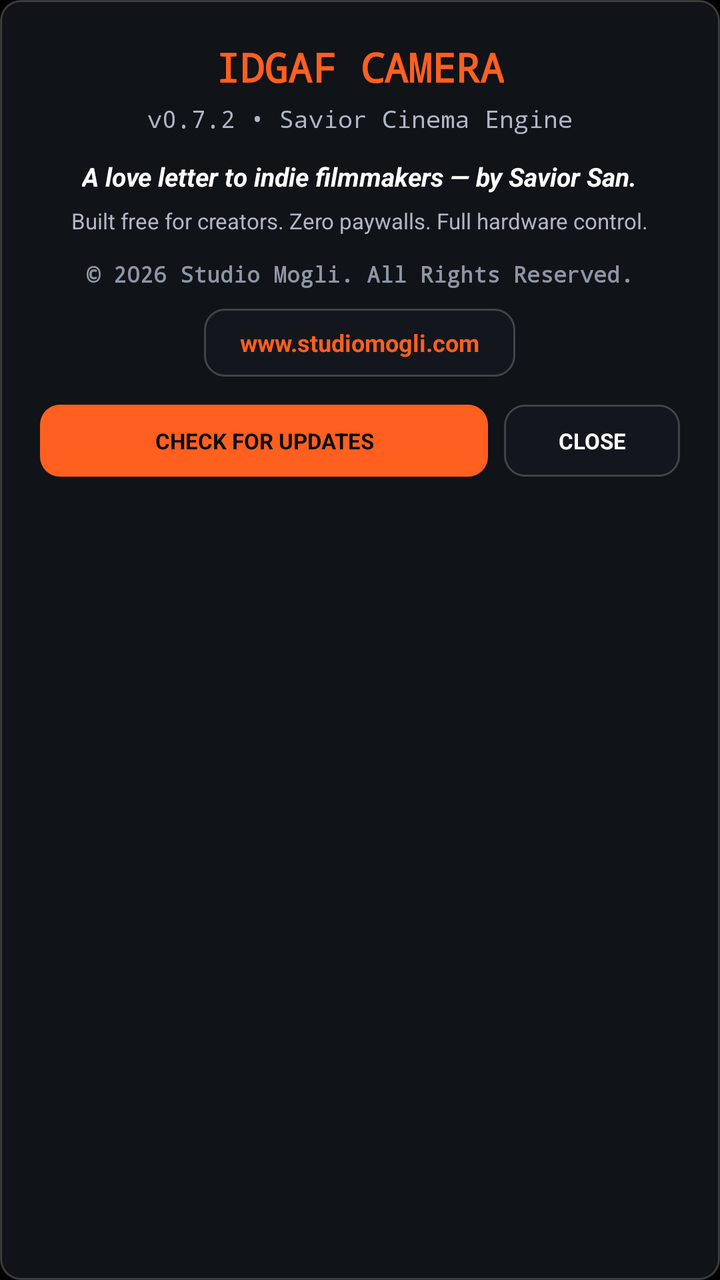
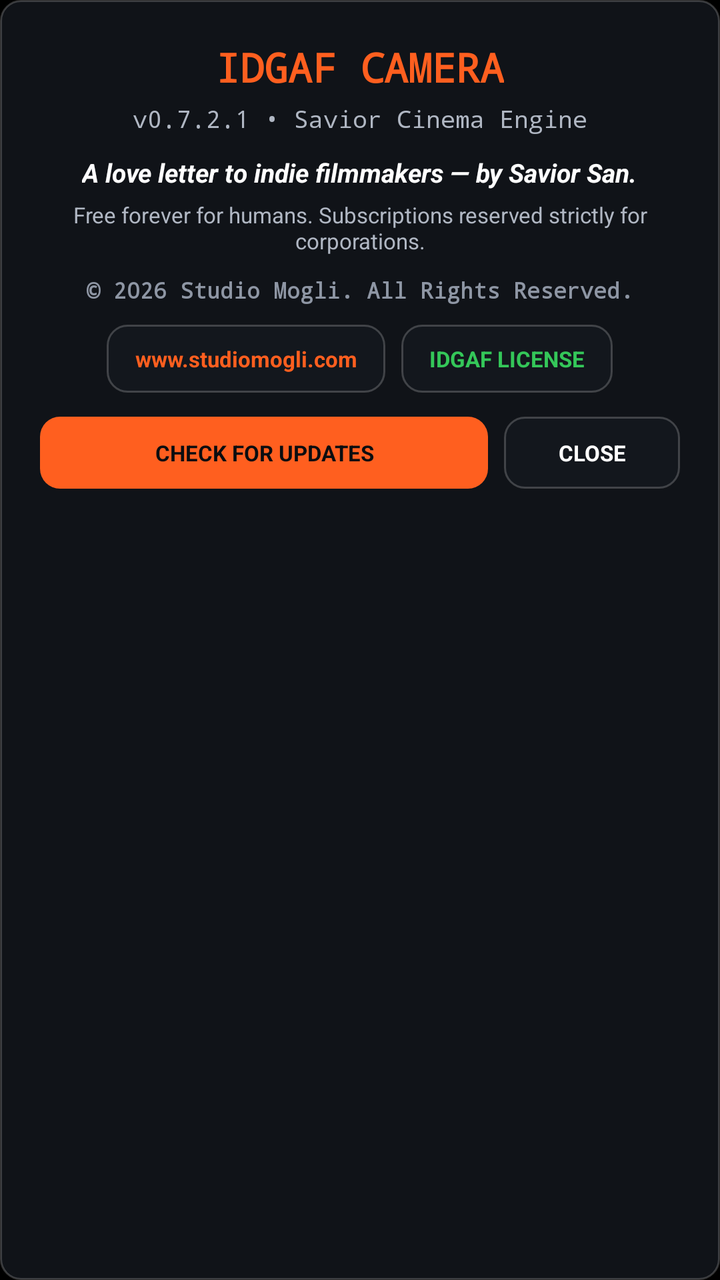

The first picture is an Android layout as it rendered before a commit; the second is the same layout after the commit. The layout source and the unified diff follow.
<!-- AndroidManifest.xml: application theme Theme.IdgafCamera -->
<!-- res/layout/dialog_credits.xml -->
<?xml version="1.0" encoding="utf-8"?>
<LinearLayout xmlns:android="http://schemas.android.com/apk/res/android"
    android:layout_width="match_parent"
    android:layout_height="wrap_content"
    android:background="@drawable/bg_hud_pill"
    android:gravity="center_horizontal"
    android:orientation="vertical"
    android:padding="20dp">

    <TextView
        android:layout_width="wrap_content"
        android:layout_height="wrap_content"
        android:fontFamily="monospace"
        android:text="IDGAF CAMERA"
        android:textColor="#FF5F1F"
        android:textSize="20sp"
        android:textStyle="bold" />

    <TextView
        android:id="@+id/txtCreditsVersion"
        android:layout_width="wrap_content"
        android:layout_height="wrap_content"
        android:layout_marginTop="4dp"
        android:fontFamily="monospace"
        android:text="v0.7.2 • Savior Cinema Engine"
        android:textColor="#B0B7C3"
        android:textSize="12sp" />

    <TextView
        android:layout_width="wrap_content"
        android:layout_height="wrap_content"
        android:layout_marginTop="12dp"
        android:gravity="center"
        android:text="A love letter to indie filmmakers — by Savior San."
        android:textColor="#FFFFFF"
        android:textSize="13sp"
        android:textStyle="bold|italic" />

    <TextView
        android:layout_width="wrap_content"
        android:layout_height="wrap_content"
        android:layout_marginTop="6dp"
        android:gravity="center"
        android:text="Built free for creators. Zero paywalls. Full hardware control."
        android:textColor="#B0B7C3"
        android:textSize="11sp" />

    <TextView
        android:layout_width="wrap_content"
        android:layout_height="wrap_content"
        android:layout_marginTop="12dp"
        android:fontFamily="monospace"
        android:text="© 2026 Studio Mogli. All Rights Reserved."
        android:textColor="#8E96A4"
        android:textSize="11sp"
        android:textStyle="bold" />

    <TextView
        android:id="@+id/btnCreditsWebsite"
        android:layout_width="wrap_content"
        android:layout_height="34dp"
        android:layout_marginTop="10dp"
        android:background="@drawable/bg_hud_pill"
        android:gravity="center"
        android:paddingStart="18dp"
        android:paddingEnd="18dp"
        android:text="www.studiomogli.com"
        android:textColor="#FF5F1F"
        android:textSize="12sp"
        android:textStyle="bold" />

    <LinearLayout
        android:layout_width="match_parent"
        android:layout_height="wrap_content"
        android:layout_marginTop="14dp"
        android:gravity="center"
        android:orientation="horizontal">

        <TextView
            android:id="@+id/btnCreditsCheckUpdate"
            android:layout_width="0dp"
            android:layout_height="36dp"
            android:layout_marginEnd="8dp"
            android:layout_weight="1"
            android:background="@drawable/bg_lens_active"
            android:gravity="center"
            android:text="CHECK FOR UPDATES"
            android:textColor="#0B0D10"
            android:textSize="11sp"
            android:textStyle="bold" />

        <TextView
            android:id="@+id/btnCreditsClose"
            android:layout_width="88dp"
            android:layout_height="36dp"
            android:background="@drawable/bg_hud_pill"
            android:gravity="center"
            android:text="CLOSE"
            android:textColor="#FFFFFF"
            android:textSize="11sp"
            android:textStyle="bold" />
    </LinearLayout>

</LinearLayout>
<!-- resources referenced by this layout -->
<resources>
  <!-- drawable bg_hud_pill (drawable) -->
  <?xml version="1.0" encoding="utf-8"?>
  <shape xmlns:android="http://schemas.android.com/apk/res/android" android:shape="rectangle">
      <solid android:color="#CC14181F" />
      <stroke android:width="1dp" android:color="#33FFFFFF" />
      <corners android:radius="10dp" />
  </shape>
  <!-- drawable bg_lens_active (drawable) -->
  <?xml version="1.0" encoding="utf-8"?>
  <shape xmlns:android="http://schemas.android.com/apk/res/android" android:shape="rectangle">
      <solid android:color="#FF5F1F" />
      <corners android:radius="10dp" />
  </shape>
  <style name="Theme.IdgafCamera" parent="Theme.MaterialComponents.DayNight.NoActionBar">
          <item name="android:statusBarColor">#000000</item>
          <item name="android:navigationBarColor">#000000</item>
          <item name="android:windowBackground">#000000</item>
          <item name="android:windowFullscreen">true</item>
      </style>
</resources>

<!-- the commit's change to res/layout/dialog_credits.xml (unified diff, before → after) -->
@@ -22,14 +22,14 @@
         android:layout_height="wrap_content"
         android:layout_marginTop="4dp"
         android:fontFamily="monospace"
-        android:text="v0.7.2 • Savior Cinema Engine"
+        android:text="v0.7.2.1 • Savior Cinema Engine"
         android:textColor="#B0B7C3"
         android:textSize="12sp" />
 
     <TextView
         android:layout_width="wrap_content"
         android:layout_height="wrap_content"
-        android:layout_marginTop="12dp"
+        android:layout_marginTop="10dp"
         android:gravity="center"
         android:text="A love letter to indie filmmakers — by Savior San."
         android:textColor="#FFFFFF"
@@ -39,40 +39,61 @@
     <TextView
         android:layout_width="wrap_content"
         android:layout_height="wrap_content"
-        android:layout_marginTop="6dp"
+        android:layout_marginTop="5dp"
         android:gravity="center"
-        android:text="Built free for creators. Zero paywalls. Full hardware control."
+        android:text="Free forever for humans. Subscriptions reserved strictly for corporations."
         android:textColor="#B0B7C3"
         android:textSize="11sp" />
 
     <TextView
         android:layout_width="wrap_content"
         android:layout_height="wrap_content"
-        android:layout_marginTop="12dp"
+        android:layout_marginTop="10dp"
         android:fontFamily="monospace"
         android:text="© 2026 Studio Mogli. All Rights Reserved."
         android:textColor="#8E96A4"
         android:textSize="11sp"
         android:textStyle="bold" />
 
-    <TextView
-        android:id="@+id/btnCreditsWebsite"
+    <LinearLayout
         android:layout_width="wrap_content"
-        android:layout_height="34dp"
+        android:layout_height="wrap_content"
         android:layout_marginTop="10dp"
-        android:background="@drawable/bg_hud_pill"
         android:gravity="center"
-        android:paddingStart="18dp"
-        android:paddingEnd="18dp"
-        android:text="www.studiomogli.com"
-        android:textColor="#FF5F1F"
-        android:textSize="12sp"
-        android:textStyle="bold" />
+        android:orientation="horizontal">
+
+        <TextView
+            android:id="@+id/btnCreditsWebsite"
+            android:layout_width="wrap_content"
+            android:layout_height="34dp"
+            android:layout_marginEnd="8dp"
+            android:background="@drawable/bg_hud_pill"
+            android:gravity="center"
+            android:paddingStart="14dp"
+            android:paddingEnd="14dp"
+            android:text="www.studiomogli.com"
+            android:textColor="#FF5F1F"
+            android:textSize="11sp"
+            android:textStyle="bold" />
+
+        <TextView
+            android:id="@+id/btnCreditsLicense"
+            android:layout_width="wrap_content"
+            android:layout_height="34dp"
+            android:background="@drawable/bg_hud_pill"
+            android:gravity="center"
+            android:paddingStart="14dp"
+            android:paddingEnd="14dp"
+            android:text="IDGAF LICENSE"
+            android:textColor="#34C759"
+            android:textSize="11sp"
+            android:textStyle="bold" />
+    </LinearLayout>
 
     <LinearLayout
         android:layout_width="match_parent"
         android:layout_height="wrap_content"
-        android:layout_marginTop="14dp"
+        android:layout_marginTop="12dp"
         android:gravity="center"
         android:orientation="horizontal">
 
